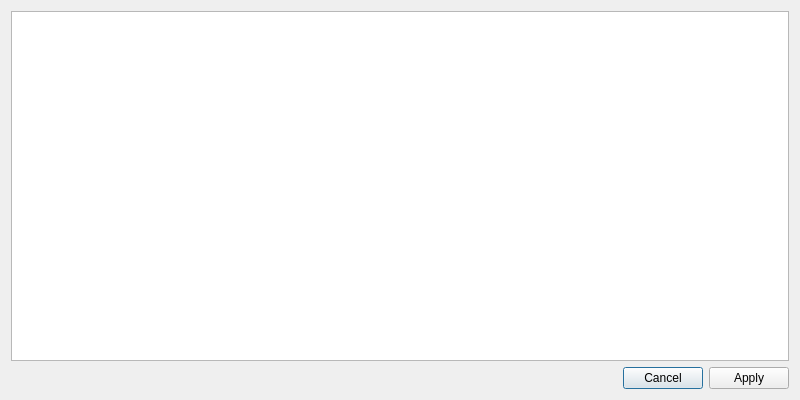
This is src/qt/forms/kevabookmarksdialog.ui in kvazar-network/kevacoin as Qt 5 draws it before an edit. The edited form follows.
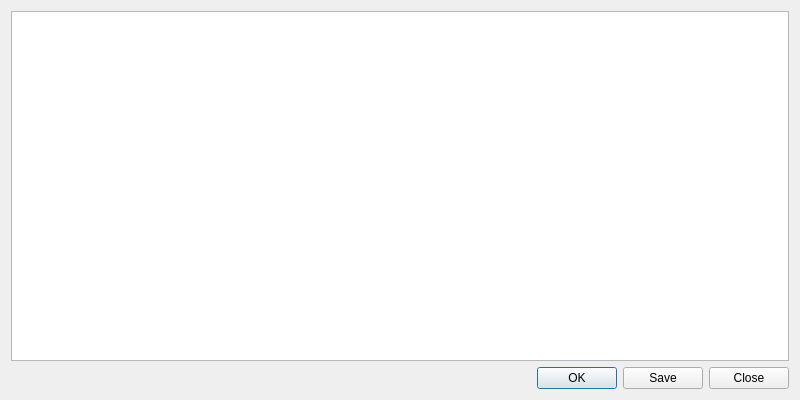
This is the edited form.

Diff of the .ui file:
```diff
--- a/src/qt/forms/kevabookmarksdialog.ui
+++ b/src/qt/forms/kevabookmarksdialog.ui
@@ -33,7 +33,7 @@
                         <enum>Qt::Horizontal</enum>
                     </property>
                     <property name="standardButtons">
-                        <set>QDialogButtonBox::Apply|QDialogButtonBox::Cancel</set>
+                        <set>QDialogButtonBox::Save|QDialogButtonBox::Ok|QDialogButtonBox::Close</set>
                     </property>
                 </widget>
             </item>
```
